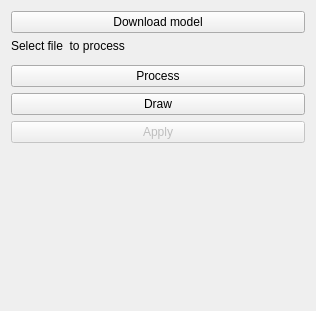
First picture: the form in septum_analysis/Resources/UI/septum_analysis.ui, repository OSLL/slicer-nasal-septum-analysis, before the edit.
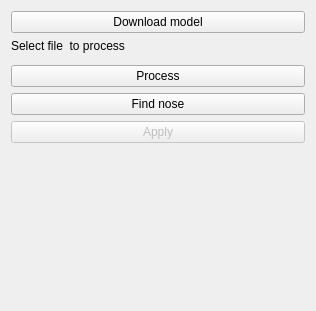
Second picture: the form after the edit. Custom widgets are drawn as their Qt base class.

What changed in the file:
```diff
--- a/septum_analysis/Resources/UI/septum_analysis.ui
+++ b/septum_analysis/Resources/UI/septum_analysis.ui
@@ -38,7 +38,7 @@
    <item>
     <widget class="QPushButton" name="DrawButton">
      <property name="text">
-      <string>Draw</string>
+      <string>Find nose</string>
      </property>
     </widget>
    </item>
```
Left out of the diff: 2 changed lines with no effect on the pictures.
